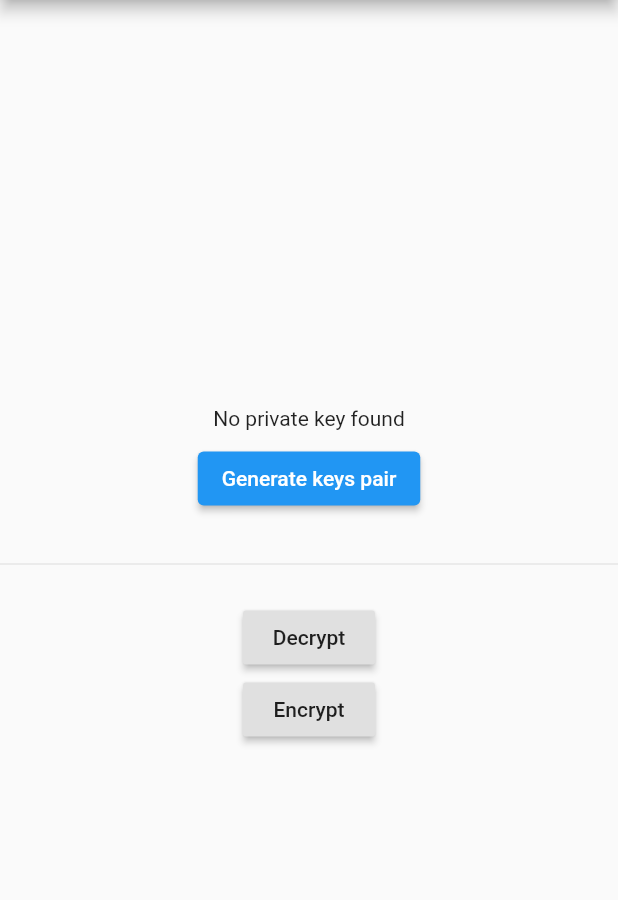
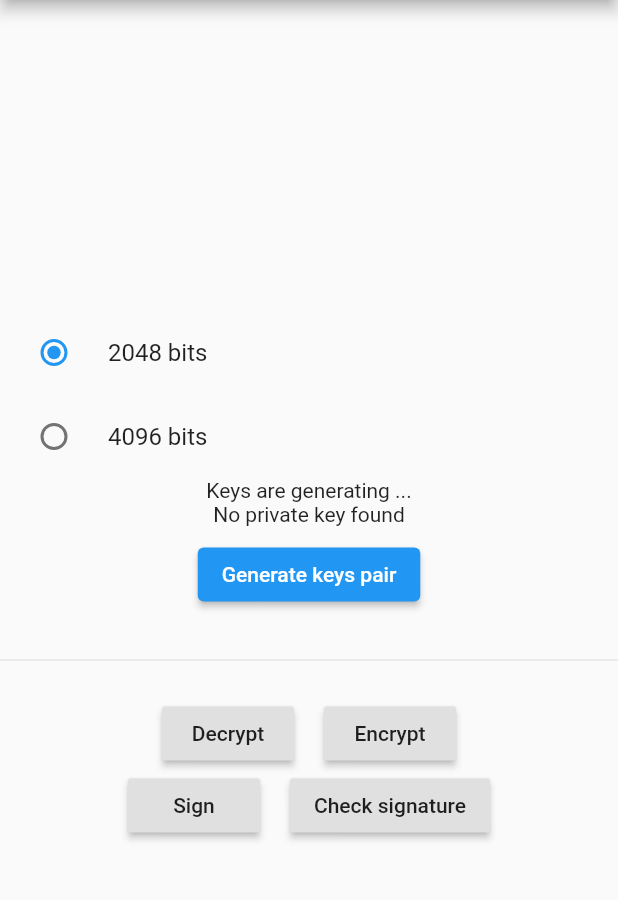
Before and after one commit to UTBM-AGH-courses/agh-rsap, a Flutter app: the screen it shows after launch, after a tap on "Generate keys pair", on a phone screen of 412 x 824 dp, the part 84-984 px from its top. Run offline on Flutter 3.47's test engine with Material 2 defaults, Android fonts, the phone set to English and light mode, and no system bars; our stand-ins replace file_picker, permission_handler, shared_preferences; missing offline and left inert: asn1lib, pointycastle.

Commit message:
Add signature

```diff
--- a/lib/helpers/rsa_helper.dart
+++ b/lib/helpers/rsa_helper.dart
@@ -7,10 +7,10 @@ import "package:pointycastle/export.dart";
 
 class RSAHelper {
 
-  static AsymmetricKeyPair<RSAPublicKey, RSAPrivateKey> generateRSAKeyPair() {
+  static AsymmetricKeyPair<RSAPublicKey, RSAPrivateKey> generateRSAKeyPair(int keyLength) {
     List<int> seeds = [];
 
-    var keyParams = RSAKeyGeneratorParameters(BigInt.from(65537), 2048, 5);
+    var keyParams = RSAKeyGeneratorParameters(BigInt.from(65537), keyLength, 5);
     var secureRandom = FortunaRandom();
     var random = Random.secure();
 
@@ -33,7 +33,7 @@ class RSAHelper {
     return AsymmetricKeyPair<RSAPublicKey, RSAPrivateKey>(myPublic, myPrivate);
   }
 
-  static SecureRandom exampleSecureRandom() {
+  static SecureRandom generateSecureRandom() {
     final secureRandom = FortunaRandom();
 
     final seedSource = Random.secure();
--- a/lib/screens/decrypt_screen.dart
+++ b/lib/screens/decrypt_screen.dart
@@ -21,9 +21,9 @@ class _DecryptScreenState extends State<DecryptScreen> {
   void _decrypt() async {
     final prefs = await SharedPreferences.getInstance();
     final privateKey = prefs.getString('private_key');
-    var test = RSAEncryptionHelper.rsaDecrypt(privateKey, _encryptedMessage);
+    var plainText = RSAEncryptionHelper.rsaDecrypt(privateKey, _encryptedMessage);
     setState(() {
-      _decryptedMessage = test;
+      _decryptedMessage = plainText;
     });
     (_key.currentState as ScaffoldState).showSnackBar(SnackBar(
       content: Text("Encrypted message decrypted !"),
--- a/lib/screens/home_page_screen.dart
+++ b/lib/screens/home_page_screen.dart
@@ -1,8 +1,10 @@
 import 'dart:io';
 
 import 'package:RSAp/helpers/rsa_helper.dart';
+import 'package:RSAp/screens/check_signature.dart';
 import 'package:RSAp/screens/decrypt_screen.dart';
 import 'package:RSAp/screens/encrypt_screen.dart';
+import 'package:RSAp/screens/sign_screen.dart';
 import 'package:flutter/cupertino.dart';
 import 'package:flutter/material.dart';
 import 'package:permission_handler/permission_handler.dart';
@@ -17,16 +19,20 @@ class HomePageScreen extends StatefulWidget {
 }
 
 class _HomePageScreenState extends State<HomePageScreen> {
-  bool _ok = false;
-  String _message = "Keys generated";
+  String _message = "";
   final _key = GlobalKey();
+  var selectedKeyLength = 2048;
 
-  void _generateKey() async {
-    final pair = RSAHelper.generateRSAKeyPair();
+  void _generateKey() {
+    setState(() {
+      _message = "Keys are generating ...";
+    });
+    final stopwatch = Stopwatch()..start();
+    final pair = RSAHelper.generateRSAKeyPair(selectedKeyLength);
     _savePublicKey(pair.publicKey);
     _savePrivateKey(pair.privateKey);
     setState(() {
-      _ok = true;
+      _message = "Keys generated (in ${stopwatch.elapsed.inMilliseconds} ms.)";
     });
     (_key.currentState as ScaffoldState).showSnackBar(SnackBar(
       content: Text("Public key saved in the Download directory !"),
@@ -79,10 +85,32 @@ class _HomePageScreenState extends State<HomePageScreen> {
         child: Column(
           mainAxisAlignment: MainAxisAlignment.center,
           children: [
-            if (_ok)
-              Row(
-                mainAxisAlignment: MainAxisAlignment.center,
-                children: [Icon(Icons.check), Text(_message)],
+            Column(
+              children: [
+                RadioListTile(
+                  value: 2048,
+                  groupValue: selectedKeyLength,
+                  title: Text("2048 bits"),
+                  onChanged: (val) {
+                    setState(() {
+                      selectedKeyLength = val;
+                    });
+                  },
+                ),
+                RadioListTile(
+                  value: 4096,
+                  groupValue: selectedKeyLength,
+                  title: Text("4096 bits"),
+                  onChanged: (val) {
+                    setState(() {
+                      selectedKeyLength = val;
+                    });
+                  },
+                ),
+              ],
+            ),
+            Center(
+              child: Text(_message),
             ),
             Container(
               child: FutureBuilder<bool>(
@@ -94,7 +122,7 @@ class _HomePageScreenState extends State<HomePageScreen> {
                     return Padding(
                       padding: const EdgeInsets.symmetric(horizontal: 8.0),
                       child: Text(
-                        'A private key is already in use. If you generate a new key pair, it would be override',
+                        'A private key is already in use. If you generate a new key pair, it will be override',
                         style: TextStyle(fontWeight: FontWeight.bold),
                         textAlign: TextAlign.center,
                       ),
@@ -114,19 +142,53 @@ class _HomePageScreenState extends State<HomePageScreen> {
                   },
                   child: Text('Generate keys pair')),
             ),
-            Divider(height: 50,),
+            Divider(
+              height: 50,
+            ),
+            Wrap(
+              alignment: WrapAlignment.center,
+              spacing: 20,
+              children: [
                 RaisedButton(
                     onPressed: () {
-                  Navigator.push(context,
-                      MaterialPageRoute(builder: (context) => DecryptScreen()));
+                      Navigator.push(
+                          context,
+                          MaterialPageRoute(
+                              builder: (context) => DecryptScreen()));
                     },
                     child: Text('Decrypt')),
                 RaisedButton(
                     onPressed: () {
-                  Navigator.push(context,
-                      MaterialPageRoute(builder: (context) => EncryptScreen()));
+                      Navigator.push(
+                          context,
+                          MaterialPageRoute(
+                              builder: (context) => EncryptScreen()));
                     },
                     child: Text('Encrypt'))
+              ],
+            ),
+            Wrap(
+              alignment: WrapAlignment.center,
+              spacing: 20,
+              children: [
+                RaisedButton(
+                    onPressed: () {
+                      Navigator.push(
+                          context,
+                          MaterialPageRoute(
+                              builder: (context) => SignScreen()));
+                    },
+                    child: Text('Sign')),
+                RaisedButton(
+                    onPressed: () {
+                      Navigator.push(
+                          context,
+                          MaterialPageRoute(
+                              builder: (context) => CheckSignature()));
+                    },
+                    child: Text('Check signature'))
+              ],
+            ),
           ],
         ),
       ),
--- a/pubspec.yaml
+++ b/pubspec.yaml
@@ -17,6 +17,7 @@ dependencies:
   path_provider: ^1.6.5
   file_picker: ^2.0.13
   flutter_launcher_icons: ^0.8.1
+  bs58check: ^1.0.1
   flutter:
     sdk: flutter
   cupertino_icons: ^1.0.0
```
Also changed, not shown: lib/helpers/ecc_ecryption_helper.dart (added, +114 -0 lines), lib/helpers/rsa_sign_helper.dart (added, +29 -0 lines), lib/screens/check_signature.dart (added, +155 -0 lines), lib/screens/sign_screen.dart (added, +110 -0 lines), pubspec.lock. Lines whose indentation alone changed are shown as unchanged.
